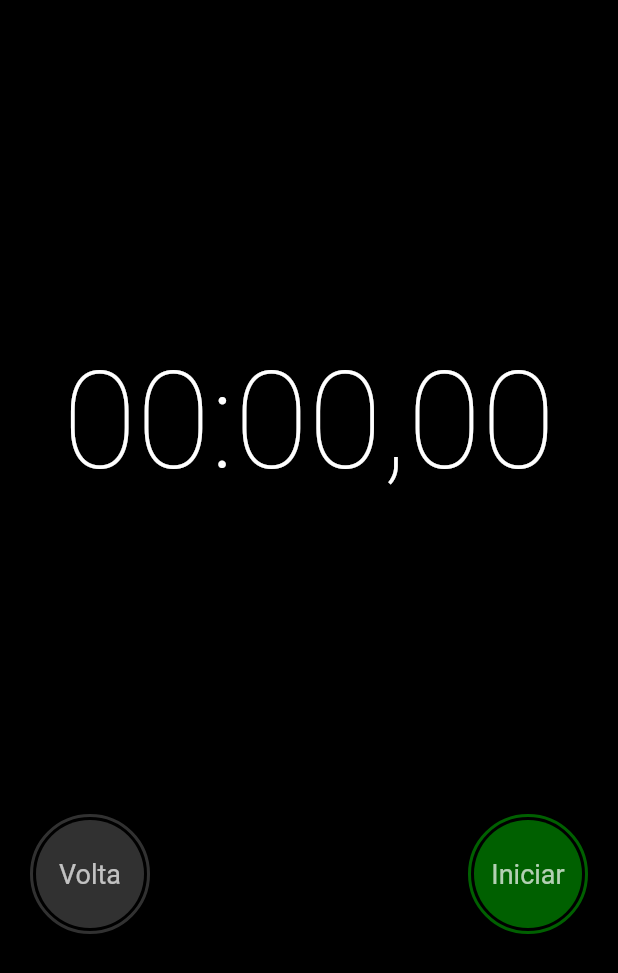
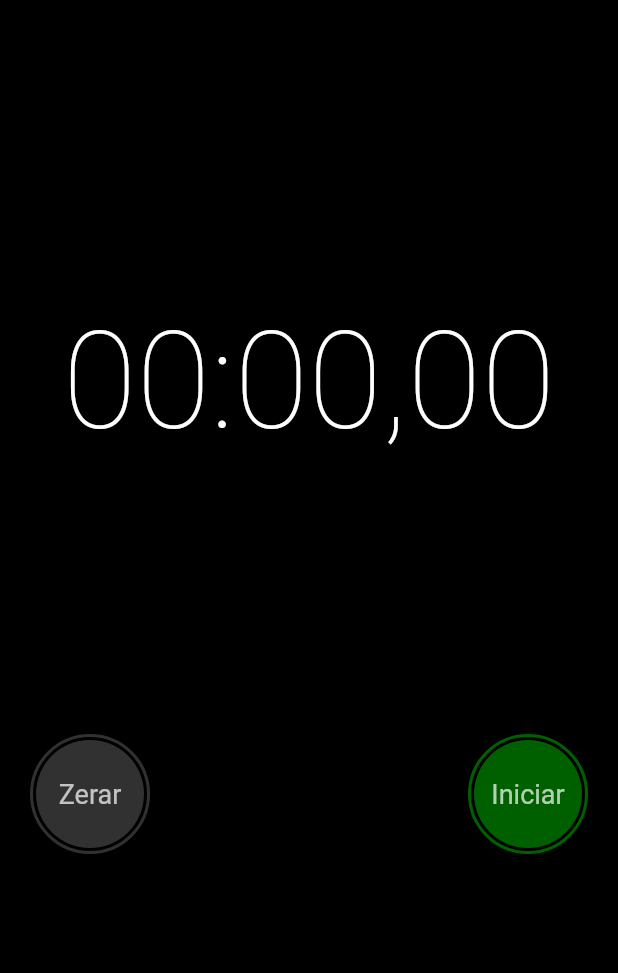
Before and after one commit to emiliosheinz/flutter-timer, a Flutter app: the screen it shows after launch, on a phone screen of 412 x 824 dp. Shown: the top 973 px of the screen. Run offline on Flutter 3.47's test engine with Material 2 defaults, Android fonts, the phone set to English and light mode, and no system bars.

```diff
--- a/timer/lib/components/button.dart
+++ b/timer/lib/components/button.dart
@@ -3,8 +3,13 @@ import 'package:flutter/material.dart';
 class Button extends StatelessWidget {
   final String title;
   final Color color;
+  final Function onPress;
 
-  Button({@required this.title, @required this.color});
+  Button({
+    @required this.title,
+    @required this.color,
+    @required this.onPress,
+  });
 
   @override
   Widget build(BuildContext context) {
@@ -27,6 +32,9 @@ class Button extends StatelessWidget {
             color: color,
           ),
           child: InkWell(
+            onTap: () {
+              onPress();
+            },
             child: Center(
               child: Text(
                 title,
--- a/timer/lib/components/display.dart
+++ b/timer/lib/components/display.dart
@@ -28,7 +28,7 @@ class _DisplayState extends State<Display> {
   }
 
   getTimerContent() {
-    return formatToTimerString(stopwatch);
+    return formatToTimerString(stopwatch.elapsedMilliseconds);
   }
 
   @override
--- a/timer/lib/pages/home.dart
+++ b/timer/lib/pages/home.dart
@@ -1,6 +1,8 @@
 import 'package:flutter/material.dart';
 import 'package:timer/components/button.dart';
 import 'package:timer/components/display.dart';
+import 'package:timer/components/saved-time.dart';
+import 'package:timer/services/formatter.dart';
 
 class HomePage extends StatefulWidget {
   @override
@@ -9,28 +11,76 @@ class HomePage extends StatefulWidget {
 
 class _HomePageState extends State<HomePage> {
   Stopwatch stopwatch = new Stopwatch();
+  bool isRunning = false;
+  List saves = <String>[];
 
   start() {
     stopwatch.start();
+    setState(() {
+      isRunning = true;
+    });
   }
 
   stop() {
     stopwatch.stop();
+    setState(() {
+      isRunning = false;
+    });
+  }
+
+  save() {
+    setState(() {
+      saves = [formatToTimerString(stopwatch.elapsedMilliseconds), ...saves];
+    });
+  }
+
+  restart() {
+    stopwatch.reset();
+    setState(() {
+      isRunning = false;
+      saves = [];
+    });
   }
 
   renderLeftButton() {
+    if (isRunning) {
       return Button(
         title: 'Volta',
         color: Color.fromRGBO(82, 82, 82, 0.6),
+        onPress: save,
+      );
+    }
+
+    return Button(
+      title: 'Zerar',
+      color: Color.fromRGBO(82, 82, 82, 0.6),
+      onPress: restart,
+    );
+  }
+
+  renderRightButton() {
+    if (isRunning) {
+      return Button(
+        title: 'Parar',
+        color: Color.fromRGBO(255, 0, 0, 0.6),
         onPress: stop,
       );
     }
 
-  renderRightButton() {
     return Button(
       title: 'Iniciar',
       color: Color.fromRGBO(0, 160, 0, 0.6),
       onPress: start,
+    );
+  }
+
+  renderSavedTimers() {
+    var counter = saves.length;
+    return Column(
+      children: saves.map((time) {
+        counter--;
+        return SavedTime(time: time, index: counter);
+      }).toList(),
     );
   }
 
@@ -46,19 +96,21 @@ class _HomePageState extends State<HomePage> {
               Display(
                 stopwatch: stopwatch,
               ),
-              Expanded(
-                flex: 1,
-                child: Align(
-                  alignment: Alignment.topCenter,
-                  child: Row(
+              Row(
                 children: <Widget>[
                   renderLeftButton(),
                   Spacer(),
                   renderRightButton(),
                 ],
               ),
+              Expanded(
+                child: Container(
+                  padding: EdgeInsets.only(top: 20),
+                  child: SingleChildScrollView(
+                    child: renderSavedTimers(),
                   ),
                 ),
+              )
             ],
           ),
         ),
--- a/timer/lib/services/formatter.dart
+++ b/timer/lib/services/formatter.dart
@@ -1,5 +1,5 @@
-formatToTimerString(Stopwatch stopwatch) {
-  return Duration(milliseconds: stopwatch.elapsedMilliseconds)
+formatToTimerString(int ms) {
+  return Duration(milliseconds: ms)
       .toString()
       .substring(2, 10)
       .replaceAll('.', ',');
```
Also changed, not shown: timer/lib/components/saved-time.dart (added, +38 -0 lines), timer/pubspec.yaml (+1 -7 lines). Lines whose indentation alone changed are shown as unchanged.
